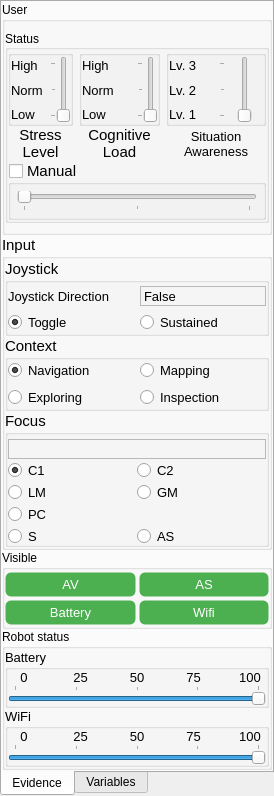
Above: aui/mi/ui/parameters.ui from argenortega/AUI before the change. Below: the same form after it.
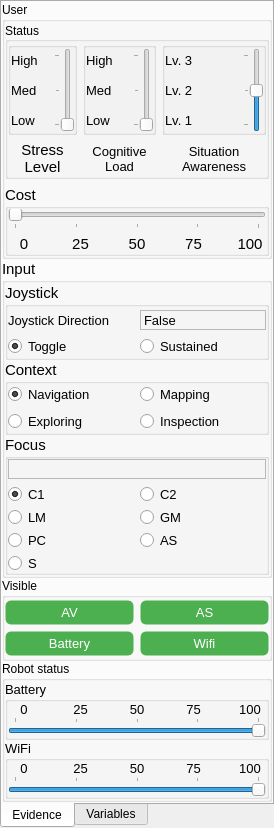
That is the form after the change.

```diff
--- a/aui/mi/ui/parameters.ui
+++ b/aui/mi/ui/parameters.ui
@@ -7,7 +7,7 @@
     <x>0</x>
     <y>0</y>
     <width>244</width>
-    <height>716</height>
+    <height>790</height>
    </rect>
   </property>
   <property name="sizePolicy">
@@ -78,42 +78,18 @@
         </property>
         <item>
          <widget class="QGroupBox" name="user">
-          <property name="sizePolicy">
-           <sizepolicy hsizetype="Maximum" vsizetype="Maximum">
-            <horstretch>0</horstretch>
-            <verstretch>0</verstretch>
-           </sizepolicy>
-          </property>
-          <property name="maximumSize">
-           <size>
-            <width>16777215</width>
-            <height>320</height>
-           </size>
-          </property>
           <property name="title">
            <string>User</string>
           </property>
           <layout class="QVBoxLayout" name="userLayout">
            <property name="spacing">
-            <number>0</number>
+            <number>-1</number>
            </property>
            <property name="margin">
             <number>0</number>
            </property>
            <item>
             <widget class="QGroupBox" name="userStatus">
-             <property name="sizePolicy">
-              <sizepolicy hsizetype="Maximum" vsizetype="Maximum">
-               <horstretch>0</horstretch>
-               <verstretch>0</verstretch>
-              </sizepolicy>
-             </property>
-             <property name="maximumSize">
-              <size>
-               <width>16777215</width>
-               <height>16777215</height>
-              </size>
-             </property>
              <property name="baseSize">
               <size>
                <width>0</width>
@@ -133,29 +109,14 @@
               <bool>true</bool>
              </property>
              <layout class="QGridLayout" name="userStatusLayout">
-              <property name="horizontalSpacing">
-               <number>-1</number>
-              </property>
-              <property name="verticalSpacing">
-               <number>0</number>
-              </property>
               <property name="margin">
                <number>0</number>
               </property>
+              <property name="spacing">
+               <number>-1</number>
+              </property>
               <item row="0" column="2">
                <widget class="QGroupBox" name="situationAwareness">
-                <property name="sizePolicy">
-                 <sizepolicy hsizetype="Preferred" vsizetype="Minimum">
-                  <horstretch>0</horstretch>
-                  <verstretch>0</verstretch>
-                 </sizepolicy>
-                </property>
-                <property name="maximumSize">
-                 <size>
-                  <width>16777215</width>
-                  <height>200</height>
-                 </size>
-                </property>
                 <property name="font">
                  <font>
                   <pointsize>11</pointsize>
@@ -209,18 +170,18 @@
                  </item>
                  <item row="0" column="2" rowspan="3">
                   <widget class="QSlider" name="saSlider">
-                   <property name="sizePolicy">
-                    <sizepolicy hsizetype="Minimum" vsizetype="Minimum">
-                     <horstretch>0</horstretch>
-                     <verstretch>0</verstretch>
-                    </sizepolicy>
-                   </property>
                    <property name="minimum">
                     <number>1</number>
                    </property>
                    <property name="maximum">
                     <number>3</number>
                    </property>
+                   <property name="pageStep">
+                    <number>1</number>
+                   </property>
+                   <property name="value">
+                    <number>2</number>
+                   </property>
                    <property name="orientation">
                     <enum>Qt::Vertical</enum>
                    </property>
@@ -240,18 +201,6 @@
               </item>
               <item row="0" column="1">
                <widget class="QGroupBox" name="cgnitiveLoad">
-                <property name="sizePolicy">
-                 <sizepolicy hsizetype="Preferred" vsizetype="Minimum">
-                  <horstretch>0</horstretch>
-                  <verstretch>0</verstretch>
-                 </sizepolicy>
-                </property>
-                <property name="maximumSize">
-                 <size>
-                  <width>16777215</width>
-                  <height>200</height>
-                 </size>
-                </property>
                 <property name="font">
                  <font>
                   <pointsize>11</pointsize>
@@ -299,24 +248,21 @@
                     </font>
                    </property>
                    <property name="text">
-                    <string>Norm</string>
+                    <string>Med</string>
                    </property>
                   </widget>
                  </item>
                  <item row="0" column="1" rowspan="3">
                   <widget class="QSlider" name="cognitiveLoadSlider">
-                   <property name="sizePolicy">
-                    <sizepolicy hsizetype="Fixed" vsizetype="Minimum">
-                     <horstretch>0</horstretch>
-                     <verstretch>0</verstretch>
-                    </sizepolicy>
-                   </property>
                    <property name="minimum">
                     <number>1</number>
                    </property>
                    <property name="maximum">
                     <number>3</number>
                    </property>
+                   <property name="pageStep">
+                    <number>2</number>
+                   </property>
                    <property name="orientation">
                     <enum>Qt::Vertical</enum>
                    </property>
@@ -353,7 +299,7 @@
                <widget class="QLabel" name="cognitiveLoadLabel">
                 <property name="font">
                  <font>
-                  <pointsize>11</pointsize>
+                  <pointsize>10</pointsize>
                  </font>
                 </property>
                 <property name="text">
@@ -369,18 +315,6 @@
               </item>
               <item row="0" column="0">
                <widget class="QGroupBox" name="stress">
-                <property name="sizePolicy">
-                 <sizepolicy hsizetype="Preferred" vsizetype="Minimum">
-                  <horstretch>0</horstretch>
-                  <verstretch>0</verstretch>
-                 </sizepolicy>
-                </property>
-                <property name="maximumSize">
-                 <size>
-                  <width>16777215</width>
-                  <height>200</height>
-                 </size>
-                </property>
                 <property name="font">
                  <font>
                   <pointsize>11</pointsize>
@@ -437,27 +371,21 @@
                     </font>
                    </property>
                    <property name="text">
-                    <string>Norm</string>
+                    <string>Med</string>
                    </property>
                   </widget>
                  </item>
                  <item row="0" column="1" rowspan="3">
                   <widget class="QSlider" name="stressSlider">
-                   <property name="sizePolicy">
-                    <sizepolicy hsizetype="Fixed" vsizetype="Minimum">
-                     <horstretch>0</horstretch>
-                     <verstretch>0</verstretch>
-                    </sizepolicy>
-                   </property>
-                   <property name="styleSheet">
-                    <string notr="true"/>
-                   </property>
                    <property name="minimum">
                     <number>1</number>
                    </property>
                    <property name="maximum">
                     <number>3</number>
                    </property>
+                   <property name="pageStep">
+                    <number>2</number>
+                   </property>
                    <property name="orientation">
                     <enum>Qt::Vertical</enum>
                    </property>
@@ -493,42 +421,117 @@
                 </property>
                </widget>
               </item>
-              <item row="2" column="0" colspan="3">
+             </layout>
+            </widget>
+           </item>
+           <item>
                <widget class="QGroupBox" name="groupBox_6">
-                <property name="sizePolicy">
-                 <sizepolicy hsizetype="Preferred" vsizetype="Maximum">
-                  <horstretch>0</horstretch>
-                  <verstretch>0</verstretch>
-                 </sizepolicy>
-                </property>
                 <property name="font">
                  <font>
                   <pointsize>11</pointsize>
                  </font>
                 </property>
                 <property name="title">
-                 <string>Manual</string>
+              <string>Cost</string>
                 </property>
                 <property name="flat">
                  <bool>true</bool>
                 </property>
-                <property name="checkable">
-                 <bool>true</bool>
-                </property>
-                <property name="checked">
-                 <bool>false</bool>
-                </property>
-                <layout class="QVBoxLayout" name="verticalLayout_4">
+             <layout class="QGridLayout" name="gridLayout_13">
+              <property name="horizontalSpacing">
+               <number>25</number>
+              </property>
+              <property name="verticalSpacing">
+               <number>-1</number>
+              </property>
                  <property name="margin">
-                  <number>6</number>
-                 </property>
-                 <item>
-                  <widget class="QSlider" name="horizontalSlider">
+               <number>0</number>
+              </property>
+              <item row="1" column="0">
+               <widget class="QLabel" name="label_18">
+                <property name="font">
+                 <font>
+                  <pointsize>11</pointsize>
+                 </font>
+                </property>
+                <property name="text">
+                 <string>0</string>
+                </property>
+                <property name="alignment">
+                 <set>Qt::AlignCenter</set>
+                </property>
+               </widget>
+              </item>
+              <item row="1" column="3">
+               <widget class="QLabel" name="label_22">
+                <property name="font">
+                 <font>
+                  <pointsize>11</pointsize>
+                 </font>
+                </property>
+                <property name="text">
+                 <string>75</string>
+                </property>
+                <property name="alignment">
+                 <set>Qt::AlignCenter</set>
+                </property>
+               </widget>
+              </item>
+              <item row="1" column="1">
+               <widget class="QLabel" name="label_23">
+                <property name="font">
+                 <font>
+                  <pointsize>11</pointsize>
+                 </font>
+                </property>
+                <property name="text">
+                 <string>25</string>
+                </property>
+                <property name="alignment">
+                 <set>Qt::AlignCenter</set>
+                </property>
+               </widget>
+              </item>
+              <item row="1" column="2">
+               <widget class="QLabel" name="label_24">
+                <property name="font">
+                 <font>
+                  <pointsize>11</pointsize>
+                 </font>
+                </property>
+                <property name="text">
+                 <string>50</string>
+                </property>
+                <property name="alignment">
+                 <set>Qt::AlignCenter</set>
+                </property>
+               </widget>
+              </item>
+              <item row="1" column="4">
+               <widget class="QLabel" name="label_25">
+                <property name="font">
+                 <font>
+                  <pointsize>11</pointsize>
+                 </font>
+                </property>
+                <property name="text">
+                 <string>100</string>
+                </property>
+                <property name="alignment">
+                 <set>Qt::AlignCenter</set>
+                </property>
+               </widget>
+              </item>
+              <item row="0" column="0" colspan="5">
+               <widget class="QSlider" name="costSlider">
                    <property name="minimum">
-                    <number>1</number>
+                 <number>0</number>
                    </property>
                    <property name="maximum">
-                    <number>3</number>
+                 <number>100</number>
+                </property>
+                <property name="value">
+                 <number>0</number>
                    </property>
                    <property name="orientation">
                     <enum>Qt::Horizontal</enum>
@@ -537,11 +540,8 @@
                     <enum>QSlider::TicksBelow</enum>
                    </property>
                    <property name="tickInterval">
-                    <number>1</number>
-                   </property>
-                  </widget>
-                 </item>
-                </layout>
+                 <number>25</number>
+                </property>
                </widget>
               </item>
              </layout>
@@ -552,12 +552,6 @@
         </item>
         <item>
          <widget class="QGroupBox" name="taskContext">
-          <property name="maximumSize">
-           <size>
-            <width>16777215</width>
-            <height>16777215</height>
-           </size>
-          </property>
           <property name="font">
            <font>
             <pointsize>11</pointsize>
@@ -760,23 +754,11 @@
               <bool>true</bool>
              </property>
              <layout class="QGridLayout" name="gridLayout_6">
-              <property name="leftMargin">
+              <property name="margin">
                <number>0</number>
               </property>
-              <property name="topMargin">
-               <number>4</number>
-              </property>
-              <property name="rightMargin">
-               <number>0</number>
-              </property>
-              <property name="bottomMargin">
-               <number>0</number>
-              </property>
-              <property name="horizontalSpacing">
-               <number>0</number>
-              </property>
-              <property name="verticalSpacing">
-               <number>4</number>
+              <property name="spacing">
+               <number>-1</number>
               </property>
               <item row="0" column="0" colspan="2">
                <widget class="QLabel" name="currentWidget">
@@ -817,22 +799,37 @@
                 </property>
                </widget>
               </item>
-              <item row="5" column="1">
-               <widget class="QRadioButton" name="focus_AS">
+              <item row="1" column="0" colspan="2">
+               <widget class="QWidget" name="focusWidgetButtons" native="true">
+                <property name="sizePolicy">
+                 <sizepolicy hsizetype="Minimum" vsizetype="Preferred">
+                  <horstretch>0</horstretch>
+                  <verstretch>0</verstretch>
+                 </sizepolicy>
+                </property>
+                <layout class="QGridLayout" name="gridLayout_12">
+                 <property name="margin">
+                  <number>0</number>
+                 </property>
+                 <item row="1" column="1">
+                  <widget class="QRadioButton" name="focus_GM">
                 <property name="font">
                  <font>
                   <pointsize>10</pointsize>
                  </font>
                 </property>
                 <property name="text">
-                 <string>AS</string>
+                    <string>GM</string>
+                   </property>
+                   <property name="shortcut">
+                    <string>G</string>
                 </property>
                 <attribute name="buttonGroup">
                  <string notr="true">focusButtonGroup</string>
                 </attribute>
                </widget>
               </item>
-              <item row="1" column="0">
+                 <item row="0" column="0">
                <widget class="QRadioButton" name="focus_C1">
                 <property name="font">
                  <font>
@@ -859,7 +856,7 @@
                 </attribute>
                </widget>
               </item>
-              <item row="3" column="0">
+                 <item row="2" column="0">
                <widget class="QRadioButton" name="focus_PC">
                 <property name="font">
                  <font>
@@ -877,7 +874,22 @@
                 </attribute>
                </widget>
               </item>
-              <item row="1" column="1">
+                 <item row="2" column="1">
+                  <widget class="QRadioButton" name="focus_AS">
+                   <property name="font">
+                    <font>
+                     <pointsize>10</pointsize>
+                    </font>
+                   </property>
+                   <property name="text">
+                    <string>AS</string>
+                   </property>
+                   <attribute name="buttonGroup">
+                    <string notr="true">focusButtonGroup</string>
+                   </attribute>
+                  </widget>
+                 </item>
+                 <item row="0" column="1">
                <widget class="QRadioButton" name="focus_C2">
                 <property name="font">
                  <font>
@@ -895,40 +907,7 @@
                 </attribute>
                </widget>
               </item>
-              <item row="5" column="0">
-               <widget class="QRadioButton" name="focus_S">
-                <property name="font">
-                 <font>
-                  <pointsize>10</pointsize>
-                 </font>
-                </property>
-                <property name="text">
-                 <string>S</string>
-                </property>
-                <attribute name="buttonGroup">
-                 <string notr="true">focusButtonGroup</string>
-                </attribute>
-               </widget>
-              </item>
-              <item row="2" column="1">
-               <widget class="QRadioButton" name="focus_GM">
-                <property name="font">
-                 <font>
-                  <pointsize>10</pointsize>
-                 </font>
-                </property>
-                <property name="text">
-                 <string>GM</string>
-                </property>
-                <property name="shortcut">
-                 <string>G</string>
-                </property>
-                <attribute name="buttonGroup">
-                 <string notr="true">focusButtonGroup</string>
-                </attribute>
-               </widget>
-              </item>
-              <item row="2" column="0">
+                 <item row="1" column="0">
                <widget class="QRadioButton" name="focus_LM">
                 <property name="font">
                  <font>
@@ -946,6 +925,24 @@
                 </attribute>
                </widget>
               </item>
+                 <item row="3" column="0">
+                  <widget class="QRadioButton" name="focus_S">
+                   <property name="font">
+                    <font>
+                     <pointsize>10</pointsize>
+                    </font>
+                   </property>
+                   <property name="text">
+                    <string>S</string>
+                   </property>
+                   <attribute name="buttonGroup">
+                    <string notr="true">focusButtonGroup</string>
+                   </attribute>
+                  </widget>
+                 </item>
+                </layout>
+               </widget>
+              </item>
              </layout>
             </widget>
            </item>
@@ -968,10 +965,10 @@
             <number>0</number>
            </property>
            <property name="bottomMargin">
-            <number>1</number>
+            <number>2</number>
            </property>
            <property name="spacing">
-            <number>3</number>
+            <number>-1</number>
            </property>
            <item row="2" column="0">
             <widget class="QPushButton" name="battery_visible">
```
Left out of the diff: 7 changed lines with no effect on the pictures. Lines whose indentation alone changed are shown as unchanged.
